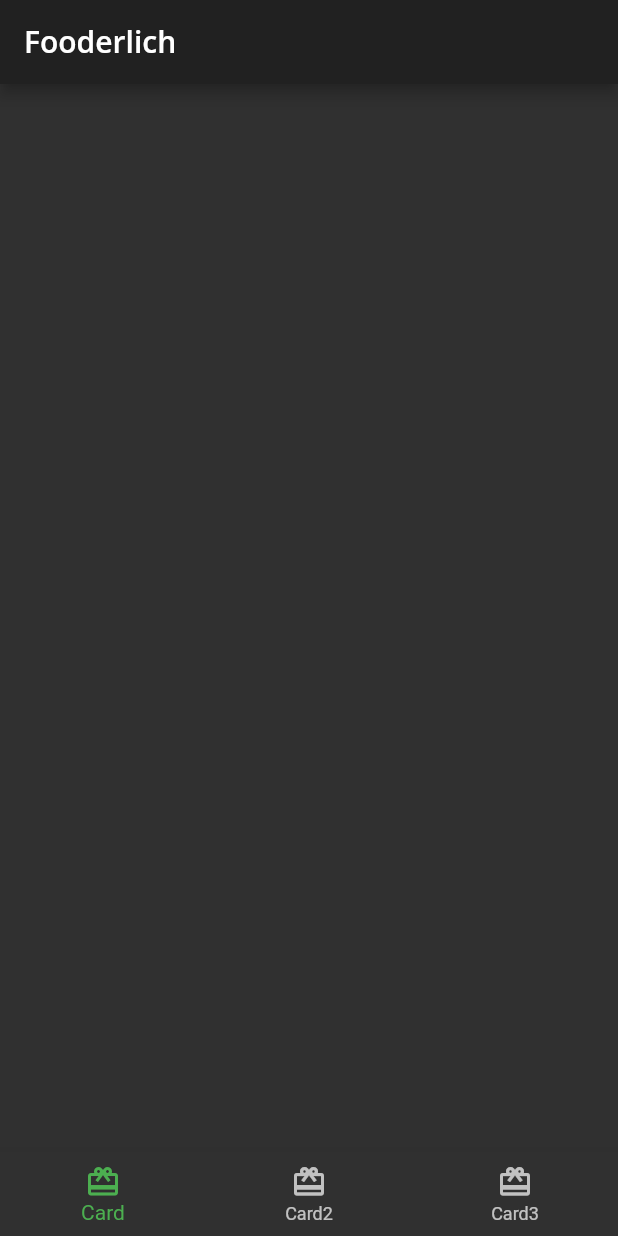
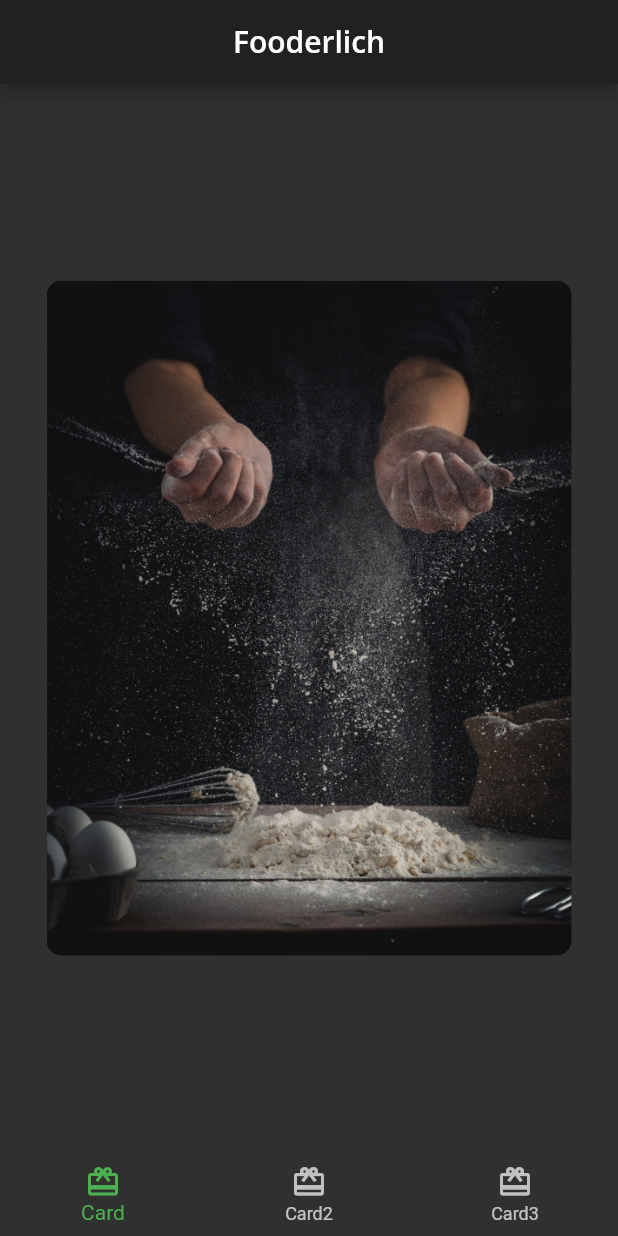
Before and after one commit to marianneleal/flutter-apprentice-03, a Flutter app: the screen it shows after launch, on a phone screen of 412 x 824 dp. Run offline on Flutter 3.47's test engine with Material 2 defaults, Android fonts, the phone set to English and light mode, and no system bars; our stand-ins replace google_fonts.

Commit message:
centerd title in app bar in home, added container to center child in card1 with image etc

```diff
--- a/lib/card1.dart
+++ b/lib/card1.dart
@@ -14,7 +14,28 @@ class Card1 extends StatelessWidget {
     // 3
     return Center(
       // TODO: Card1 Decorate Container
-      child: Container(),
+      child: Container(
+      // TODO: Add a stack of text
+      // 1
+      padding: const EdgeInsets.all(16), // padding of 16 on all sides of the box
+      // 2
+      constraints: const BoxConstraints.expand( //constrain containers size
+        width: 350,
+        height: 450,
+      ),
+      // 3
+      decoration: const BoxDecoration( // describes how to draw a box
+        // 4
+        image: DecorationImage( // tells the box to paint image
+          // 5
+          image: AssetImage('assets/mag1.png'), //set which image to paint in the box
+          // 6
+          fit: BoxFit.cover, // cover entire box with that image
+        ),
+        // 7
+        borderRadius: BorderRadius.all(Radius.circular(10.0)), // rounded corners
+      ),
+    ),
     );
   }
 }
--- a/lib/home.dart
+++ b/lib/home.dart
@@ -38,6 +38,7 @@ class _HomeState extends State<Home> {
   Widget build(BuildContext context) {
     return Scaffold(
       appBar: AppBar(
+        centerTitle: true,
         title: Text(
           'Fooderlich',
           // 2
```
